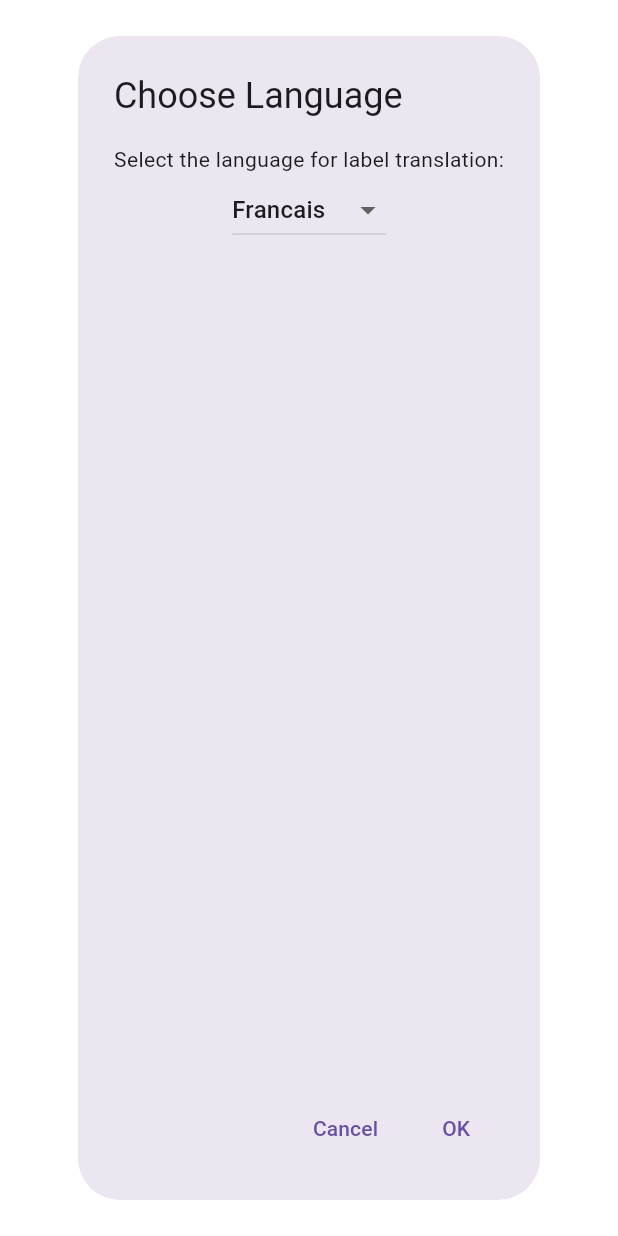
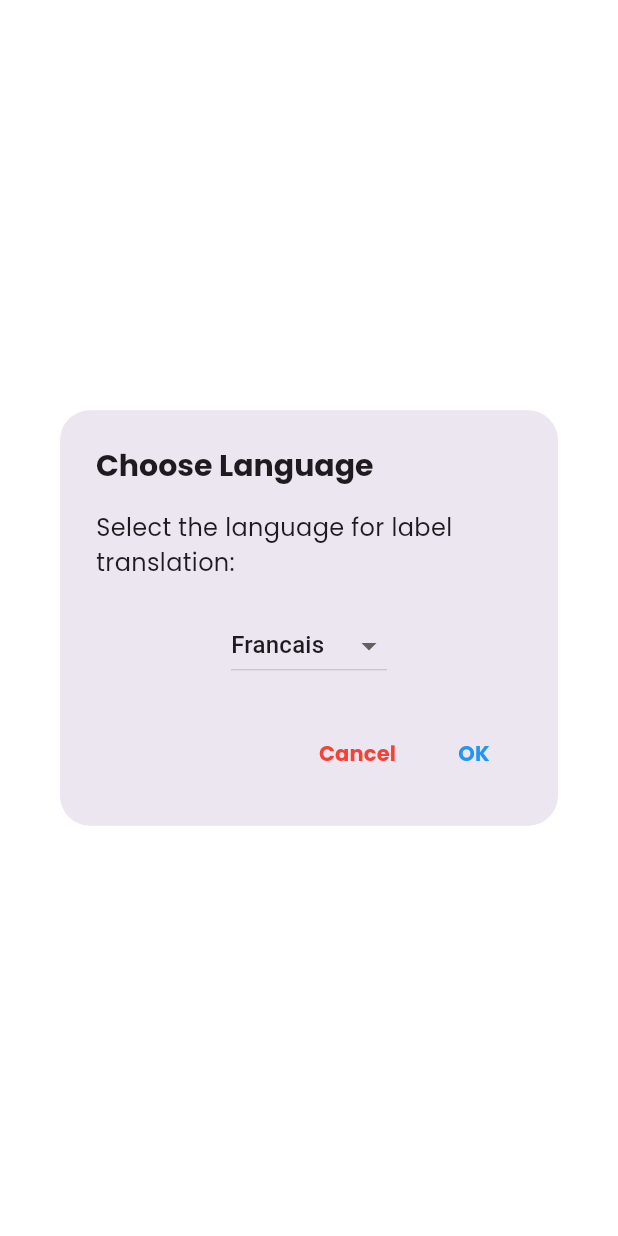
Before and after one commit to Elyes159/e-learn_mobile_app, a Flutter app: the LanguageSelectionDialog widget shown alone on an empty page, opened directly with empty values, on a phone screen of 412 x 824 dp. Run offline on Flutter 3.47's test engine with Material 3 defaults, Android fonts, the light colour scheme and no system bars; our stand-ins replace chat_bubbles, cloud_firestore, firebase_auth, firebase_core, firebase_messaging, firebase_storage and 5 more; missing offline and left inert: firebase_app_check, firebase_performance, tflite_v2, translator; accounts and stored records are empty; generated files the repository leaves out were written again.

Commit message:
Merge changes from remote main branch

```diff
--- a/lib/ML/image_picker.dart
+++ b/lib/ML/image_picker.dart
@@ -29,10 +29,21 @@ class _LanguageSelectionDialogState extends State<LanguageSelectionDialog> {
     final languageProvider = Provider.of<LanguageProvider>(context);
 
     return AlertDialog(
-      title: Text('Choose Language'),
+      shape: RoundedRectangleBorder(
+        borderRadius: BorderRadius.circular(20.0),
+      ),
+      title: Text(
+        'Choose Language',
+        style: GoogleFonts.poppins(fontSize: 20, fontWeight: FontWeight.bold),
+      ),
       content: Column(
+        mainAxisSize: MainAxisSize.min,
         children: [
-          Text('Select the language for label translation:'),
+          Text(
+            'Select the language for label translation:',
+            style: GoogleFonts.poppins(fontSize: 16),
+          ),
+          SizedBox(height: 20),
           DropdownButton<String>(
             value: selectedLanguage,
             onChanged: (String? newValue) {
@@ -45,10 +56,17 @@ class _LanguageSelectionDialogState extends State<LanguageSelectionDialog> {
               'Francais': 'fr',
               'Arabe': 'ar',
               'Espagnol': 'es',
-              'indian': 'hi',
-              'italien': 'it',
-              'portugaise': 'pt',
-              'russe': 'rs'
+              'Indian': 'hi',
+              'Italien': 'it',
+              'Portugaise': 'pt',
+              'Chinesse': 'zh-CN',
+              'Hindi': 'hi',
+              'bengoli': 'bn',
+              'Malay': 'ms',
+              'indonesien': 'id',
+              'german': 'de',
+              'swahili': 'sw',
+              'korean': 'ko',
             }.entries.map<DropdownMenuItem<String>>((entry) {
               return DropdownMenuItem<String>(
                 value: entry.value,
@@ -63,7 +81,11 @@ class _LanguageSelectionDialogState extends State<LanguageSelectionDialog> {
           onPressed: () {
             Navigator.of(context).pop();
           },
-          child: Text('Cancel'),
+          child: Text(
+            'Cancel',
+            style: GoogleFonts.poppins(
+                color: Colors.red, fontWeight: FontWeight.bold),
+          ),
         ),
         TextButton(
           onPressed: () async {
@@ -71,7 +93,11 @@ class _LanguageSelectionDialogState extends State<LanguageSelectionDialog> {
             await updateSelectedLanguageInFirebase(selectedLanguage);
             Navigator.of(context).pop();
           },
-          child: Text('OK'),
+          child: Text(
+            'OK',
+            style: GoogleFonts.poppins(
+                color: Colors.blue, fontWeight: FontWeight.bold),
+          ),
         ),
       ],
     );
--- a/lib/l10n/app_en.arb
+++ b/lib/l10n/app_en.arb
@@ -1,5 +1,5 @@
 {
     "@@locale" : "en",
      "loginn" : "Login",
-    "imagee" :"picture"
+    "imagee" :"Picture"
 }
```
